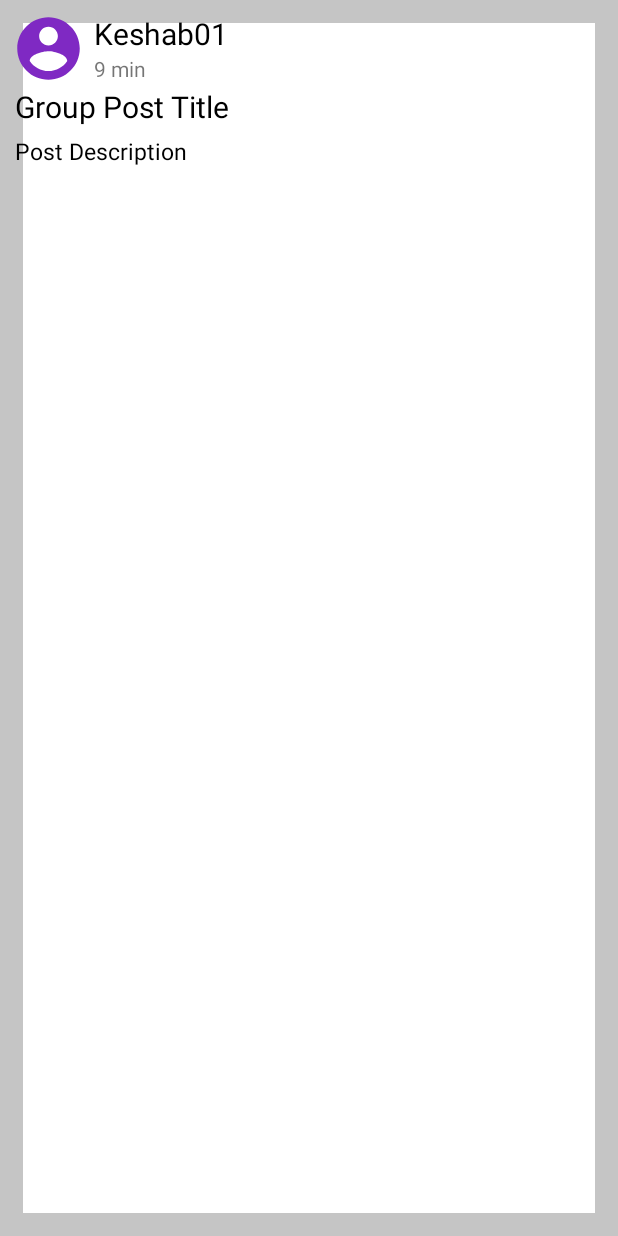
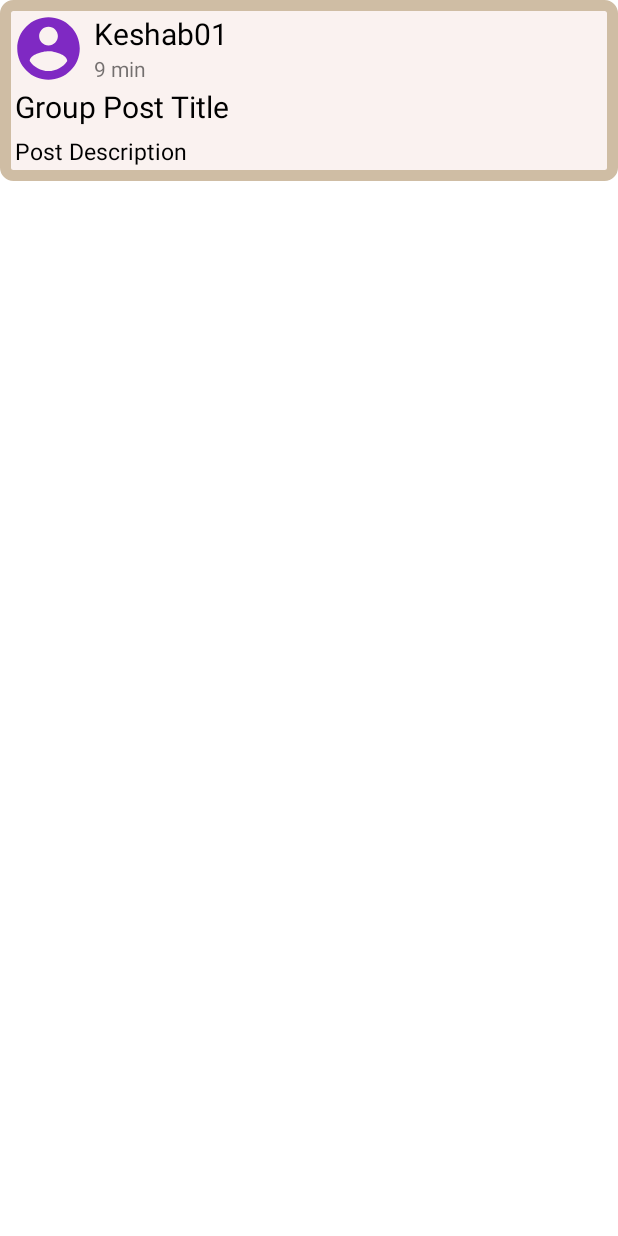
Before and after one commit to keshab101/slackr-cmsc436-group30, an Android app: the layout single_group_post.xml on its own in the app's theme, with its tools: preview values and no code run, on a phone screen of 412 x 824 dp. Run offline under Robolectric (Android 15) with nearby library versions, the phone set to English and light mode, and no system bars; Roboto replaces fonts that are not available here.

Commit message:
Fixed posts

```diff
--- a/Slackr/app/src/main/AndroidManifest.xml
+++ b/Slackr/app/src/main/AndroidManifest.xml
@@ -9,6 +9,7 @@
         android:icon="@mipmap/ic_launcher"
         android:label="@string/app_name"
         android:roundIcon="@mipmap/ic_launcher_round"
+        android:screenOrientation="portrait"
         android:supportsRtl="true"
         android:theme="@style/AppTheme">
         <activity android:name=".SplashActivity">
--- a/Slackr/app/src/main/java/com/example/slackr/GroupPostCreateActivity.kt
+++ b/Slackr/app/src/main/java/com/example/slackr/GroupPostCreateActivity.kt
@@ -74,7 +74,7 @@ class GroupPostCreateActivity: AppCompatActivity()  {
         postHash["userId"] = userId
         postHash["pDesc"] = pDesc
         postHash["pTitle"] = pTitle
-        postHash["pTIme"] = pTime
+        postHash["pTime"] = pTime
         postHash["pId"] = postId
 
 //        val post = GroupPost(postId, pTitle, pDesc, pTime, userId, userName!!, userEmail!!)
--- a/Slackr/app/src/main/java/com/example/slackr/fragments/HomeFragment.kt
+++ b/Slackr/app/src/main/java/com/example/slackr/fragments/HomeFragment.kt
@@ -42,6 +42,7 @@ class HomeFragment : Fragment() {
                 var name: String
                 var groupId: String
                 var members: String
+                groups.clear()
                 for (ds in snapshot.children) {
                     if (ds.child("members").child(user.uid).exists()){
                         name = ds.child("groupName").value.toString()
--- a/Slackr/app/src/main/res/drawable/group_post_background.xml
+++ b/Slackr/app/src/main/res/drawable/group_post_background.xml
@@ -2,10 +2,10 @@
 <shape xmlns:android="http://schemas.android.com/apk/res/android"
     android:shape="rectangle" >
 
-    <solid android:color="#FFFFFF" />
-
+    <solid android:color="#FAF2F0" />
+    <corners android:radius="5dp"/>
     <stroke
-        android:width="15dp"
-        android:color="#50474747" />
+        android:width="7dp"
+        android:color="#CFBDA4" />
 
 </shape>
--- a/Slackr/app/src/main/res/layout/single_group_post.xml
+++ b/Slackr/app/src/main/res/layout/single_group_post.xml
@@ -1,7 +1,7 @@
 <?xml version="1.0" encoding="utf-8"?>
 <LinearLayout xmlns:android="http://schemas.android.com/apk/res/android"
     android:layout_width="match_parent"
-    android:layout_height="match_parent"
+    android:layout_height="wrap_content"
     android:orientation="vertical"
     android:background="@drawable/group_post_background">
 
@@ -43,9 +43,7 @@
                 android:layout_height="match_parent"
                 android:layout_marginLeft="5dp"
                 android:text="9 min"/>
-
         </LinearLayout>
-
     </LinearLayout>
 
     <TextView
@@ -66,6 +64,7 @@
         android:layout_marginTop="5dp"
         android:layout_marginLeft="10dp"
         android:layout_marginRight="7dp"
+        android:layout_marginBottom="9dp"
         android:textSize="15sp"
         android:textColor="@color/black"/>
 
```
Also changed, not shown: Slackr/app/src/main/java/com/example/slackr/GroupPostAdapter.kt (+2 -8 lines), Slackr/app/src/main/java/com/example/slackr/GroupPostsActivity.kt (+11 -10 lines).
